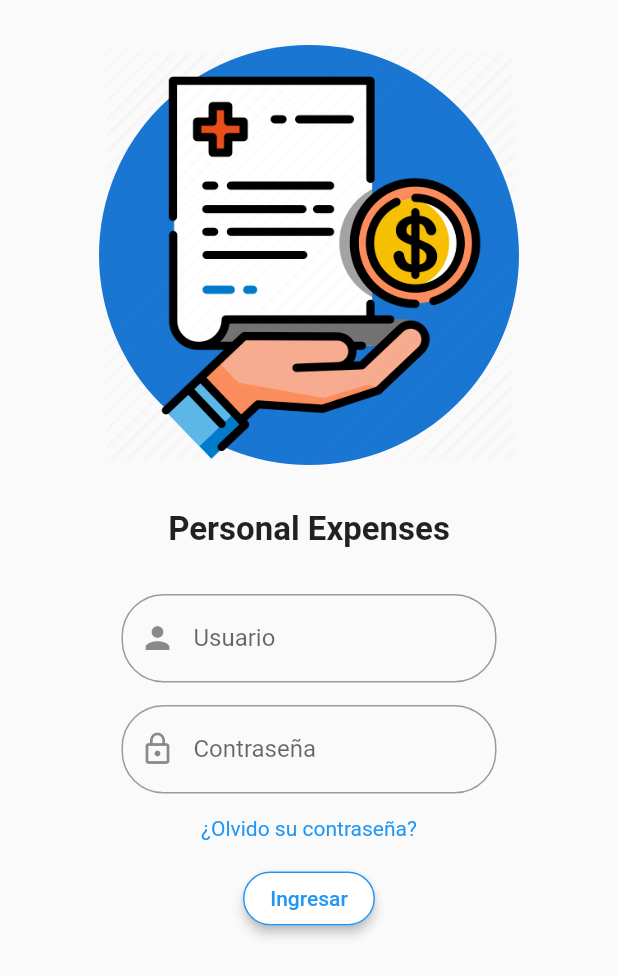
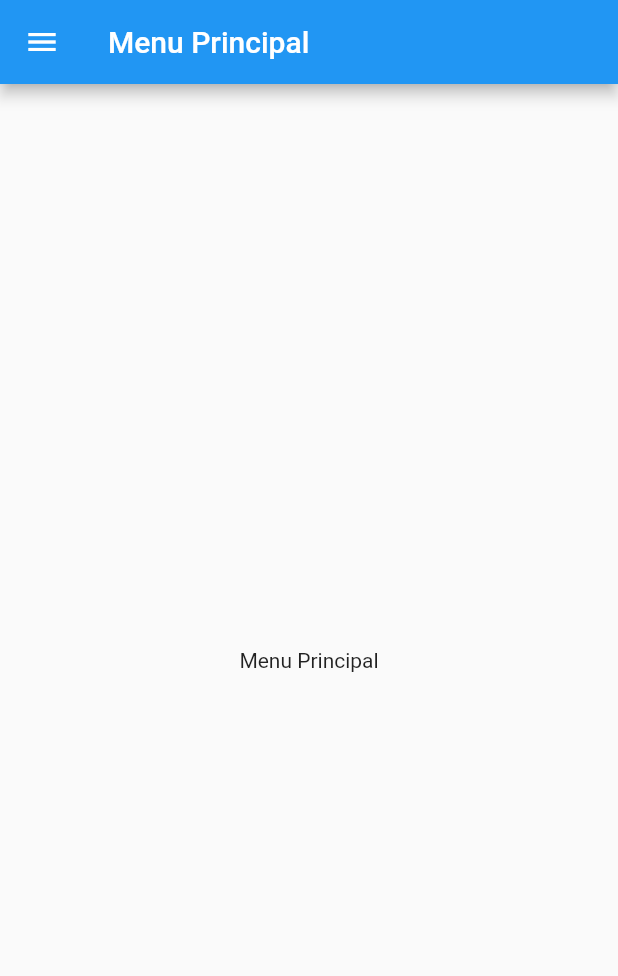
Before and after one commit to werefol23/personal-expenses, a Flutter app: the screen it shows after launch, after a tap on "Ingresar", on a phone screen of 412 x 824 dp. Shown: the top 976 px of the screen. Run offline on Flutter 3.47's test engine with Material 2 defaults, Android fonts, the phone set to English and light mode, and no system bars; our stand-ins replace image_picker.

Commit message:
paginas iniciales agregadas

```diff
--- a/lib/custom_widgets/login_widget.dart
+++ b/lib/custom_widgets/login_widget.dart
@@ -8,6 +8,10 @@ class LoginWidget extends StatefulWidget {
 }
 
 class _LoginWidgetState extends State<LoginWidget> {
+
+  final TextEditingController _userInputController = TextEditingController();
+  final TextEditingController _passInputController = TextEditingController();
+
   @override
   Widget build(BuildContext context) {
     return SizedBox(
@@ -21,6 +25,7 @@ class _LoginWidgetState extends State<LoginWidget> {
                 width: 250,
                 child: TextField(
                   keyboardType: TextInputType.text,
+                  controller: _userInputController,
                   decoration: InputDecoration(
                       prefixIcon: Icon(Icons.person),
                       labelText: 'Usuario',
@@ -36,6 +41,7 @@ class _LoginWidgetState extends State<LoginWidget> {
                 width: 250,
                 child: TextField(
                   keyboardType: TextInputType.visiblePassword,
+                  controller: _passInputController,
                   obscureText: true,
                   decoration: InputDecoration(
                       prefixIcon: Icon(Icons.lock_outline),
@@ -62,6 +68,9 @@ class _LoginWidgetState extends State<LoginWidget> {
               RaisedButton(
                 onPressed: () {
                   print('Button Pressed');
+                  print(_userInputController.text);
+                  print(_passInputController.text);
+                  Navigator.of(context).pushReplacementNamed('/main-page');
                 },
                 child: Text(
                   'Ingresar',
--- a/lib/main.dart
+++ b/lib/main.dart
@@ -1,5 +1,6 @@
 import 'package:flutter/material.dart';
 
+import './navRoutes/routes.dart';
 import './pages/login_page.dart';
 import './pages/picture_page.dart';
 
@@ -15,6 +16,7 @@ class MyApp extends StatelessWidget {
         primarySwatch: Colors.blue,
       ),
       home: LoginPage(),
+      routes: AppRoutes().routes,
     );
   }
 }
--- /dev/null
+++ b/lib/models/main_menu.dart
@@ -0,0 +1,5 @@
+import 'package:flutter/material.dart';
+
+class MainMenu {
+
+}
--- /dev/null
+++ b/lib/navRoutes/routes.dart
@@ -0,0 +1,10 @@
+import 'package:flutter/material.dart';
+import 'package:personal_expenses/pages/login_page.dart';
+import 'package:personal_expenses/pages/main_page.dart';
+import 'package:personal_expenses/pages/mis_gastos_page.dart';
+
+class AppRoutes {
+  final Map<String, WidgetBuilder> routes = {
+      '/main-page': (context) => MainPage(),
+  };
+}
--- /dev/null
+++ b/lib/pages/main_page.dart
@@ -0,0 +1,89 @@
+import 'package:flutter/material.dart';
+import 'package:personal_expenses/pages/mis_gastos_page.dart';
+import 'package:personal_expenses/pages/productos_page.dart';
+
+class MainPage extends StatelessWidget {
+  const MainPage({Key key}) : super(key: key);
+
+  @override
+  Widget build(BuildContext context) {
+    return Scaffold(
+      appBar: AppBar(
+        title: Text('Menu Principal'),
+      ),
+      drawer: Drawer(
+        child: ListView(
+          padding: EdgeInsets.zero,
+          children: <Widget>[
+            DrawerHeader(
+                decoration: BoxDecoration(
+                  borderRadius: BorderRadius.only(
+                      bottomLeft: Radius.circular(15.0),
+                      bottomRight: Radius.circular(15.0)),
+                ),
+                child: Container(
+                  child: Row(
+                    mainAxisAlignment: MainAxisAlignment.spaceAround,
+                    children: <Widget>[
+                      Center(
+                        child: CircleAvatar(
+                          radius: 35,
+                          child: Icon(Icons.person),
+                        ),
+                      ),
+                      Column(
+                        children: <Widget>[
+                          SizedBox(height: 40,),
+                          Text('Adriana Saurith', style: TextStyle(fontSize: 18, fontWeight: FontWeight.bold),),
+                          Text('Disponible: \$200.000', style: TextStyle(fontSize: 18, fontWeight: FontWeight.bold))
+                        ],
+                      )
+                    ],
+                  ),
+                )
+              ),
+            ListTile(
+              leading: Icon(Icons.attach_money),
+              title: Text('Mis Gastos'),
+              subtitle: Text('Ver conglomerado de gastos mensuales'),
+            ),
+            Divider(
+              height: 0,
+            ),
+            ListTile(
+              leading: Icon(Icons.receipt),
+              title: Text('Mis Productos'),
+              subtitle: Text('Ver productos registrados'),
+            ),
+            Divider(
+              height: 0,
+            ),
+          ],
+        ),
+      ),
+      body: Center(
+        child: Text('Menu Principal'),
+      ),
+    );
+    /* return DefaultTabController(
+      length: 2,
+      child: Scaffold(
+        appBar: AppBar(
+          bottom: TabBar(
+            tabs: [
+              Tab(text:'Mis Gastos'),
+              Tab(text:'Productos')
+            ]
+          ),
+          title: Text('Menu Principal'),
+        ),
+        body: TabBarView(
+          children: [
+            MisGastosPage(),
+            ProductosPage()
+          ]
+        ),
+      ),
+    ); */
+  }
+}
--- /dev/null
+++ b/lib/pages/mis_gastos_page.dart
@@ -0,0 +1,15 @@
+import 'package:flutter/material.dart';
+
+class MisGastosPage extends StatelessWidget {
+  const MisGastosPage({Key key}) : super(key: key);
+
+  @override
+  Widget build(BuildContext context) {
+    print('MisGastosPage');
+    return  Container(
+      child: Center(
+        child: Text('Mis gastos page'),
+      ),
+    );
+  }
+}
--- /dev/null
+++ b/lib/pages/productos_page.dart
@@ -0,0 +1,20 @@
+import 'package:flutter/material.dart';
+
+class ProductosPage extends StatefulWidget {
+  ProductosPage({Key key}) : super(key: key);
+
+  @override
+  _ProductosPageState createState() => _ProductosPageState();
+}
+
+class _ProductosPageState extends State<ProductosPage> {
+  @override
+  Widget build(BuildContext context) {
+    print('ProductosPage');
+    return  Container(
+      child: Center(
+        child: Text('Productos page'),
+      ),
+    );
+  }
+}
```
